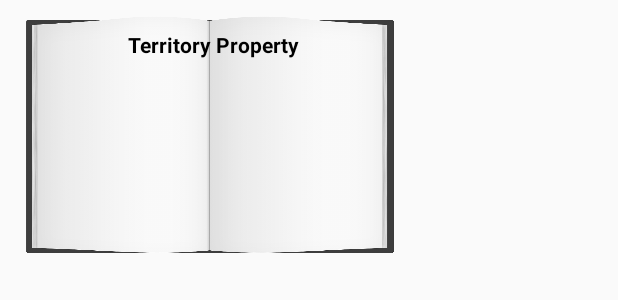
After one commit to jrunzer26/MobileProjectApp, an Android app: the layout tile_info_window.xml on its own in the app's theme, with its tools: preview values and no code run, on a phone screen of 412 x 824 dp. The commit adds this screen. Shown: the top 300 px of the screen. Run offline under Robolectric (Android 15) with nearby library versions, the phone set to English and light mode, and no system bars.

Commit message:
Jocs: Small updates: Major: Buying Soldier Panel implemented!(Res bar change once bought any soldier) Minor: Map scale opitimzed! won't see any undrawed tiles and polygon.

```diff
--- a/TerritoryWarGameMap/app/src/main/res/layout/activity_game_map_ui.xml
+++ b/TerritoryWarGameMap/app/src/main/res/layout/activity_game_map_ui.xml
@@ -54,6 +54,8 @@
 
     <include layout="@layout/notification_layout"/>
 
+    <include layout="@layout/buysolider_layout" />
+
     <include layout="@layout/internal_menu"/>
 
     <TextView
--- /dev/null
+++ b/TerritoryWarGameMap/app/src/main/res/layout/tile_info_window.xml
@@ -0,0 +1,27 @@
+<?xml version="1.0" encoding="utf-8"?>
+<FrameLayout xmlns:android="http://schemas.android.com/apk/res/android"
+    android:id="@+id/viewTileInfoWindow"
+    android:orientation="vertical"
+    android:layout_width="fill_parent"
+    android:layout_height="fill_parent">
+
+    <ImageView
+        android:id="@+id/imgInfoWindowBg"
+        android:scaleType="fitXY"
+        android:alpha="0.8"
+        android:layout_width="280dp"
+        android:layout_height="180dp"
+        android:src="@drawable/bg_book" />
+
+    <TextView
+        android:id="@+id/txtIWTitles"
+        android:layout_width="wrap_content"
+        android:layout_height="wrap_content"
+        android:textColor="@color/colorBlack"
+        android:paddingStart="85dp"
+        android:paddingTop="20dp"
+        android:textStyle="bold"
+        android:text="Territory Property"/>
+
+
+</FrameLayout>
```
Also changed, not shown: TerritoryWarGameMap/app/src/main/java/com/mobileproject/game/GameMapUI.java (+71 -32 lines), TerritoryWarGameMap/app/src/main/res/drawable/edit_text_style.xml (added, +12 -0 lines), TerritoryWarGameMap/app/src/main/res/layout/buysolider_layout.xml (added, +44 -0 lines), TerritoryWarGameMap/app/src/main/res/drawable-xxhdpi/bg_book.png (added), TerritoryWarGameMap/app/src/main/res/drawable-xxhdpi/buy_bg.png (added), TerritoryWarGameMap/app/src/main/res/drawable-xxhdpi/buy_now.png (added), TerritoryWarGameMap/app/src/main/res/drawable-xxhdpi/soilder_gif.gif (deleted).
